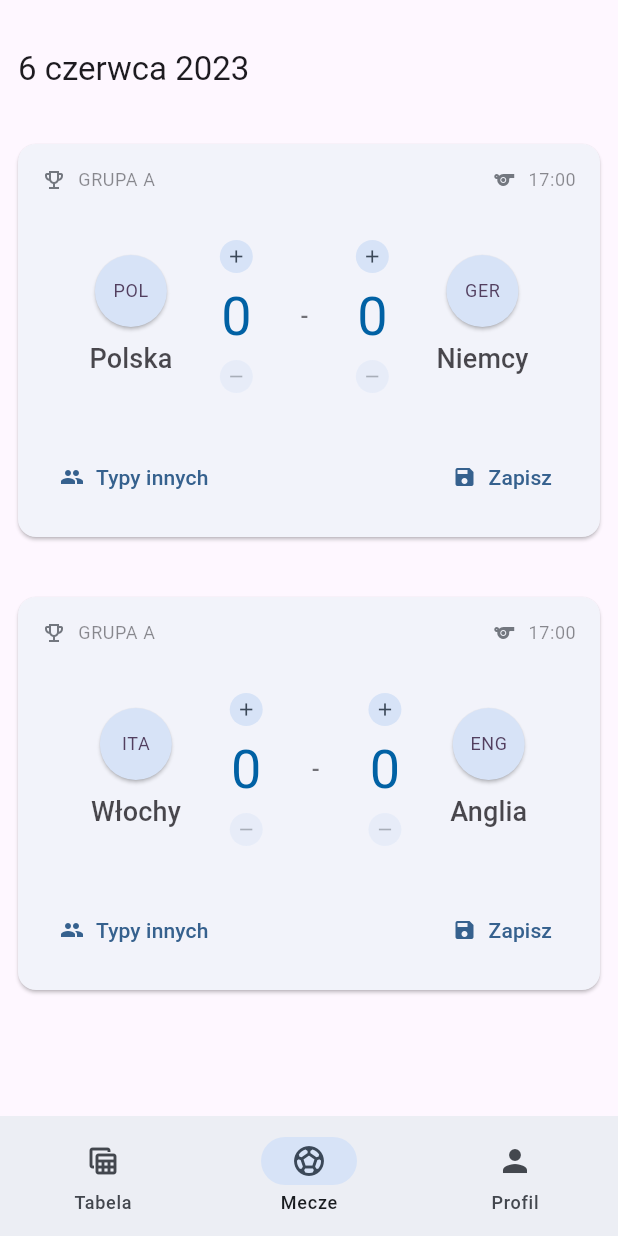
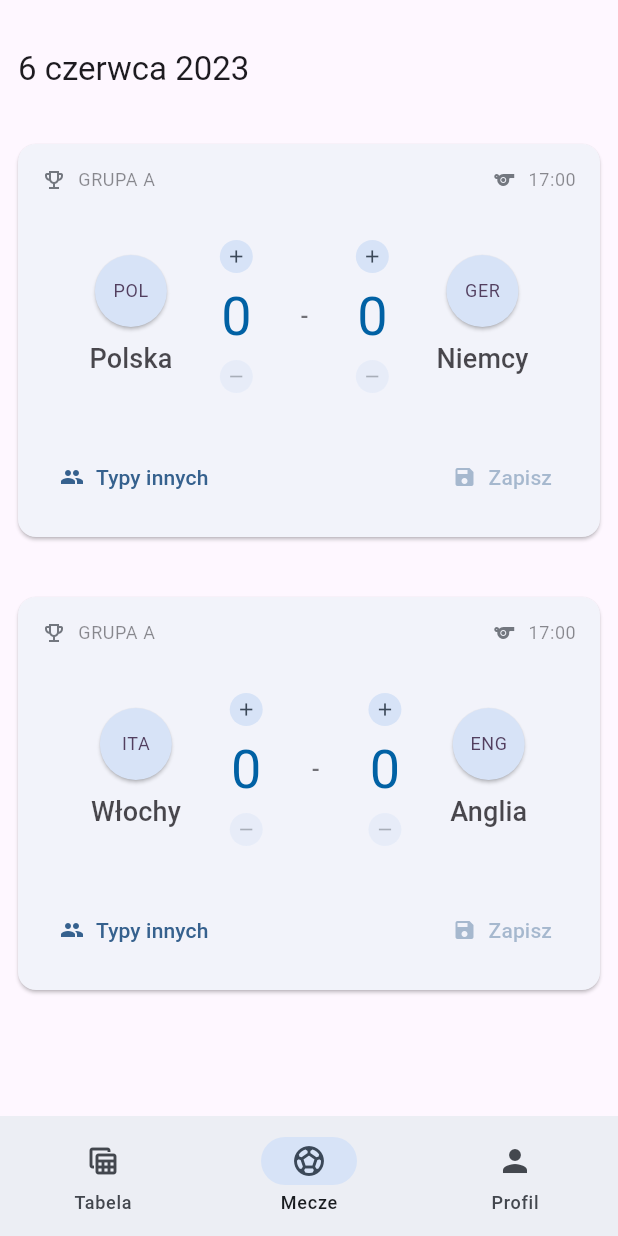
Before and after one commit to krzysztuf/offside, a Flutter app: the screen it shows after launch, item 2 of the bottom bar chosen, on a phone screen of 412 x 824 dp. Run offline on Flutter 3.47's test engine with Material 3 defaults, Android fonts, the phone set to English and light mode, and no system bars; our stand-ins replace chopper, flutter_riverpod, freezed_annotation, gap, get_it, go_router and 6 more; missing offline and left inert: bottom_sheet; generated files the repository leaves out were written again.

Commit message:
Score changes impact save button

```diff
--- a/lib/presentation/pages/home_page/matches_sub_page/match_bet_card.dart
+++ b/lib/presentation/pages/home_page/matches_sub_page/match_bet_card.dart
@@ -4,19 +4,38 @@ import 'package:flutter_riverpod/flutter_riverpod.dart';
 import 'package:gap/gap.dart';
 import 'package:intl/intl.dart';
 import 'package:offside/core/extensions/theme_context_extension.dart';
+import 'package:offside/domain/entities/match_goals.dart';
 import 'package:offside/presentation/pages/home_page/matches_sub_page/match_bet_card_view_model.dart';
 import 'package:offside/presentation/pages/home_page/matches_sub_page/score_input.dart';
 import 'package:offside/presentation/pages/home_page/matches_sub_page/team_badge.dart';
 import 'package:offside/presentation/pages/home_page/table_sub_page/loading_table_skeleton.dart';
+import 'package:offside/presentation/widgets/enabled.dart';
 import 'package:offside/presentation/widgets/muted_information_label.dart';
 import 'package:supercharged/supercharged.dart';
 
-class MatchBetCard extends ConsumerWidget {
+class MatchBetCard extends ConsumerStatefulWidget {
   const MatchBetCard({super.key});
 
   @override
-  Widget build(BuildContext context, WidgetRef ref) {
+  ConsumerState<MatchBetCard> createState() => _MatchBetCardState();
+}
+
+class _MatchBetCardState extends ConsumerState<MatchBetCard> {
+  late int homeGoalsPrediction;
+  late int awayGoalsPrediction;
+
+  @override
+  void initState() {
+    super.initState();
+    final goalsPrediction = ref.read(matchBetCardViewModelProvider).bet.prediction;
+    homeGoalsPrediction = goalsPrediction.home;
+    awayGoalsPrediction = goalsPrediction.away;
+  }
+
+  @override
+  Widget build(BuildContext context) {
     final state = ref.watch(matchBetCardViewModelProvider);
+    final viewModel = ref.read(matchBetCardViewModelProvider.notifier);
     final match = state.bet.match;
 
     return Card(
@@ -44,9 +63,13 @@ class MatchBetCard extends ConsumerWidget {
                 mainAxisAlignment: MainAxisAlignment.spaceEvenly,
                 children: [
                   TeamBadge(team: match.homeTeam),
-                  const ScoreInput(),
+                  ScoreInput(
+                    onUpdated: (score) => setState(() => homeGoalsPrediction = score),
+                  ),
                   Text('-', style: context.textTheme.titleMedium),
-                  const ScoreInput(),
+                  ScoreInput(
+                    onUpdated: (score) => setState(() => awayGoalsPrediction = score),
+                  ),
                   TeamBadge(team: match.awayTeam),
                 ],
               ),
@@ -75,10 +98,20 @@ class MatchBetCard extends ConsumerWidget {
                       );
                     },
                   ),
-                  TextButton.icon(
-                    icon: const Icon(Icons.save, size: 16),
-                    label: const Text('Zapisz'),
-                    onPressed: () {},
+                  Enabled(
+                    when: goalsPredictionHasChanged(state.bet.prediction),
+                    child: TextButton.icon(
+                      icon: const Icon(Icons.save, size: 16),
+                      label: const Text('Zapisz'),
+                      onPressed: () {
+                        final goalsPrediction = state.bet.prediction.copyWith(
+                          home: homeGoalsPrediction,
+                          away: awayGoalsPrediction,
+                        );
+
+                        viewModel.updateBet(state.bet.copyWith(prediction: goalsPrediction));
+                      },
+                    ),
                   ),
                 ],
               ),
@@ -88,4 +121,8 @@ class MatchBetCard extends ConsumerWidget {
       ),
     );
   }
+
+  bool goalsPredictionHasChanged(MatchGoals savedGoalsPrediction) {
+    return homeGoalsPrediction != savedGoalsPrediction.home || awayGoalsPrediction != savedGoalsPrediction.away;
+  }
 }
--- a/lib/presentation/pages/home_page/matches_sub_page/match_bet_card_view_model.dart
+++ b/lib/presentation/pages/home_page/matches_sub_page/match_bet_card_view_model.dart
@@ -1,3 +1,5 @@
+import 'dart:developer';
+
 import 'package:offside/domain/entities/bet.dart';
 import 'package:riverpod_annotation/riverpod_annotation.dart';
 
@@ -11,6 +13,10 @@ class MatchBetCardViewModel extends _$MatchBetCardViewModel {
   MatchBetCardState build() {
     return MatchBetCardState(ref.read(currentCardBetProviderProvider));
   }
+
+  Future<void> updateBet(Bet bet) async {
+    log('bet updated');
+  }
 }
 
 @riverpod
--- a/lib/presentation/pages/home_page/matches_sub_page/matches_sub_page_view_model.dart
+++ b/lib/presentation/pages/home_page/matches_sub_page/matches_sub_page_view_model.dart
@@ -12,6 +12,7 @@ class MatchesSubPageViewModel extends _$MatchesSubPageViewModel {
     ref.read(upcomingMatchesUseCaseProvider).run().then((matches) {
       state = MatchesSubPageViewModelState(matches);
     });
+
     return MatchesSubPageViewModelState([]);
   }
 }
--- a/lib/presentation/pages/home_page/matches_sub_page/score_input.dart
+++ b/lib/presentation/pages/home_page/matches_sub_page/score_input.dart
@@ -6,7 +6,12 @@ import 'package:offside/presentation/theme/widgets/circle_button.dart';
 import 'package:offside/presentation/widgets/enabled.dart';
 
 class ScoreInput extends ConsumerStatefulWidget {
-  const ScoreInput({super.key});
+  final Function(int score) onUpdated;
+
+  const ScoreInput({
+    super.key,
+    required this.onUpdated,
+  });
 
   @override
   ConsumerState<ScoreInput> createState() => _ScoreInputState();
@@ -58,11 +63,13 @@ class _ScoreInputState extends ConsumerState<ScoreInput> {
 
   void increment() {
     setState(() => value++);
+    widget.onUpdated(value);
   }
 
   void decrement() {
     if (value > 0) {
       setState(() => value--);
+      widget.onUpdated(value);
     }
   }
 }
```
Also changed, not shown: lib/presentation/pages/home_page/matches_sub_page/match_bet_card_view_model.g.dart.
